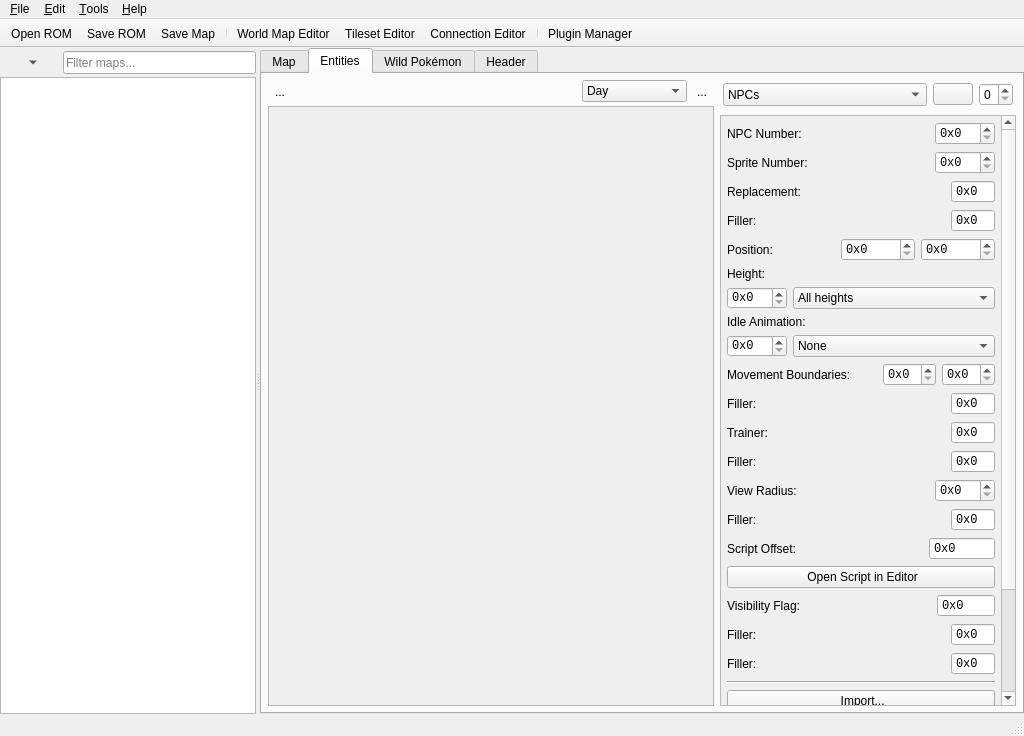
First picture: the form in resources/UI/MainWindow.ui, repository Sierraffinity/AwesomeMapEditor, before the edit.
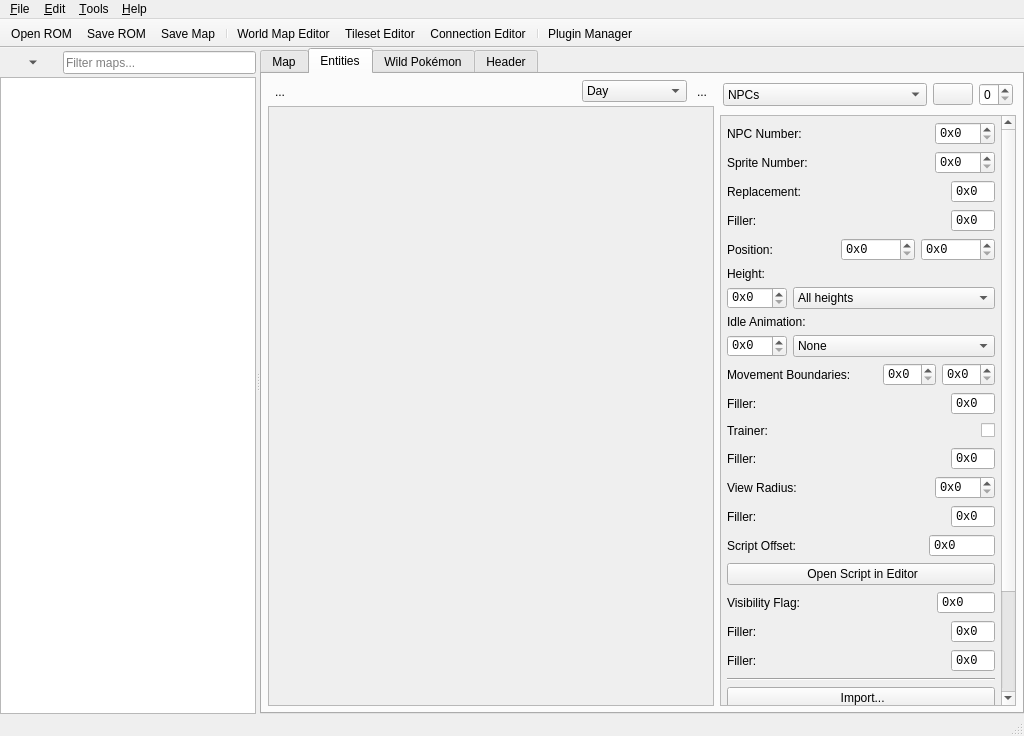
Second picture: the form after the edit. The open tabs and pages were chosen to show the change. Icons and pictures are not drawn. Custom widgets are drawn as their Qt base class.

Patch:
```diff
--- a/resources/UI/MainWindow.ui
+++ b/resources/UI/MainWindow.ui
@@ -2433,36 +2433,13 @@
                       </spacer>
                      </item>
                      <item>
-                      <widget class="QHexSpinBox" name="npc_trainer">
+                      <widget class="QCheckBox" name="npc_trainer">
                        <property name="sizePolicy">
                         <sizepolicy hsizetype="Maximum" vsizetype="Fixed">
                          <horstretch>0</horstretch>
                          <verstretch>0</verstretch>
                         </sizepolicy>
                        </property>
-                       <property name="font">
-                        <font>
-                         <family>Courier New</family>
-                        </font>
-                       </property>
-                       <property name="buttonSymbols">
-                        <enum>QAbstractSpinBox::NoButtons</enum>
-                       </property>
-                       <property name="prefix">
-                        <string notr="true">0x</string>
-                       </property>
-                       <property name="maximum">
-                        <number>255</number>
-                       </property>
-                       <property name="displayIntegerBase">
-                        <number>16</number>
-                       </property>
-                       <property name="upperCase" stdset="0">
-                        <bool>true</bool>
-                       </property>
-                       <property name="byteLength" stdset="0">
-                        <number>1</number>
-                       </property>
                       </widget>
                      </item>
                     </layout>
```
